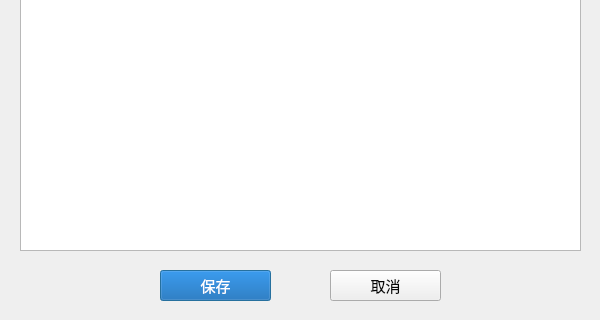
Old version of the form pack/transUnit_edit.ui in the repository Yugle/service_deploy_tool; both pictures show x 0 to 600 and y 160 to 480 of the 600 by 480 pixel window.
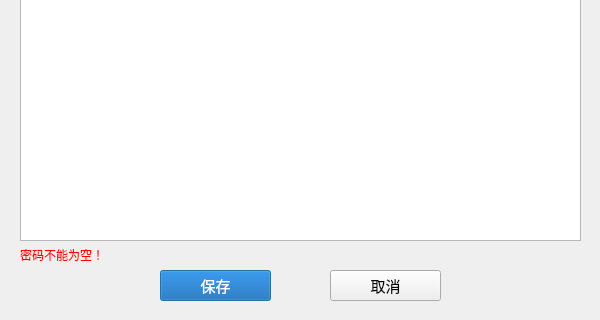
New version of the form. Icons and pictures are not drawn.

Patch:
```diff
--- a/pack/transUnit_edit.ui
+++ b/pack/transUnit_edit.ui
@@ -88,7 +88,7 @@
      <x>20</x>
      <y>20</y>
      <width>561</width>
-     <height>391</height>
+     <height>381</height>
     </rect>
    </property>
    <property name="font">
@@ -101,6 +101,27 @@
     <string/>
    </property>
   </widget>
+  <widget class="QLabel" name="error_message">
+   <property name="geometry">
+    <rect>
+     <x>20</x>
+     <y>404</y>
+     <width>561</width>
+     <height>21</height>
+    </rect>
+   </property>
+   <property name="font">
+    <font>
+     <family>微软雅黑</family>
+    </font>
+   </property>
+   <property name="styleSheet">
+    <string notr="true">color:red;</string>
+   </property>
+   <property name="text">
+    <string>密码不能为空！</string>
+   </property>
+  </widget>
  </widget>
  <resources/>
  <connections/>
```
Left out of the diff: 9 changed lines with no effect on the pictures.
